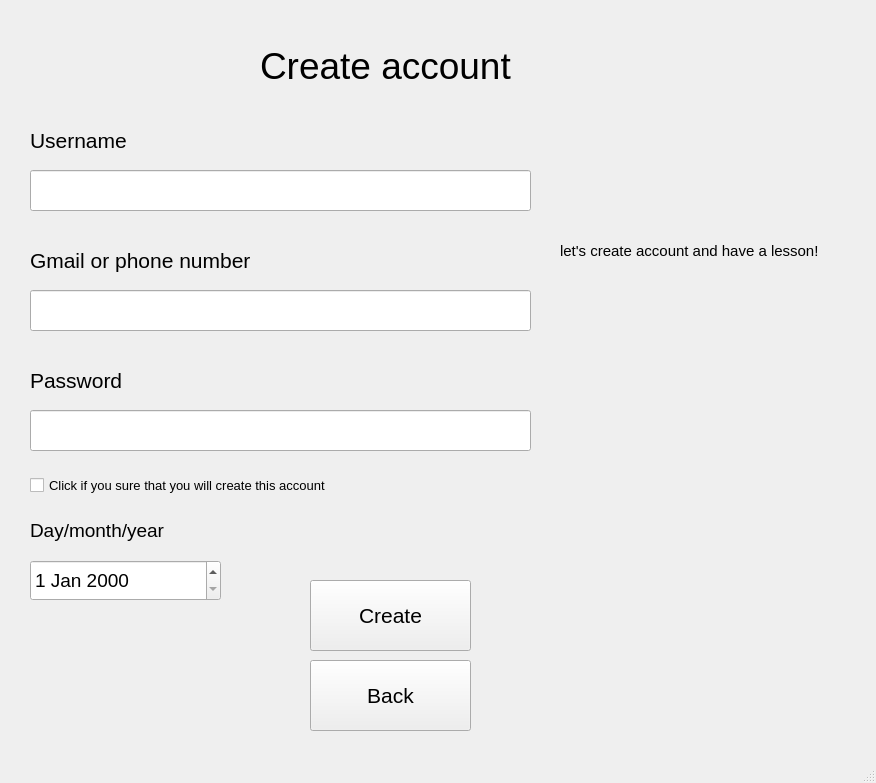
trongphuc1/TL-C4K-PTI01-, file SPCK/Gui/Createaccount.ui: the form before one commit.
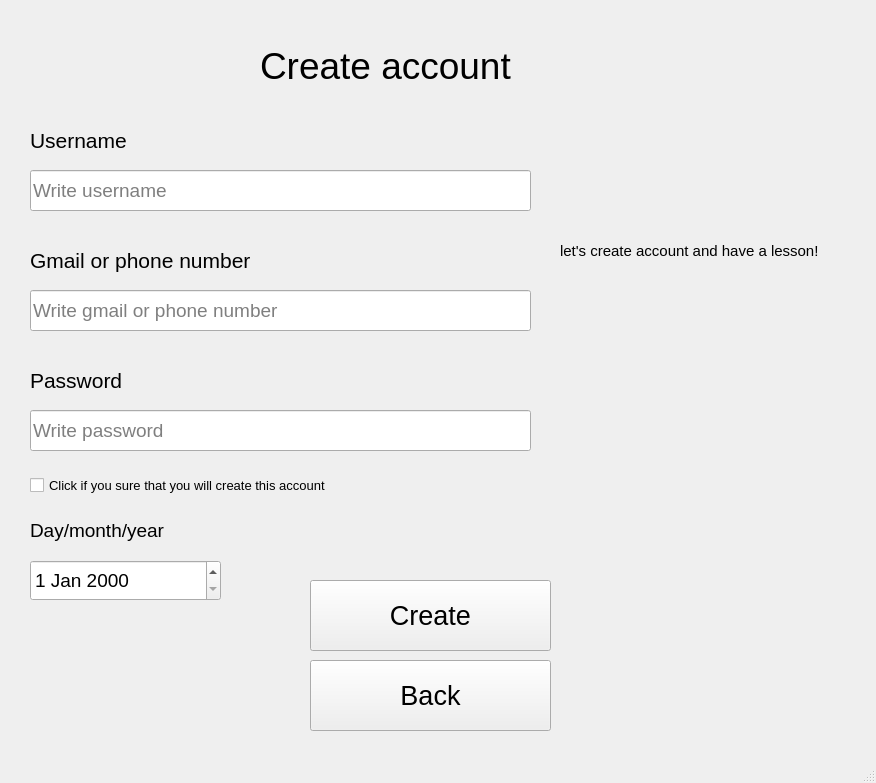
The form after the commit. Icons and pictures are not drawn.

What changed in the file:
```diff
--- a/SPCK/Gui/Createaccount.ui
+++ b/SPCK/Gui/Createaccount.ui
@@ -67,6 +67,9 @@
     <property name="text">
      <string/>
     </property>
+    <property name="placeholderText">
+     <string>Write username</string>
+    </property>
    </widget>
    <widget class="QLabel" name="label_3">
     <property name="geometry">
@@ -103,6 +106,9 @@
     <property name="text">
      <string/>
     </property>
+    <property name="placeholderText">
+     <string>Write gmail or phone number</string>
+    </property>
    </widget>
    <widget class="QLineEdit" name="lineEdit_3">
     <property name="geometry">
@@ -121,6 +127,9 @@
     <property name="text">
      <string/>
     </property>
+    <property name="placeholderText">
+     <string>Write password</string>
+    </property>
    </widget>
    <widget class="QLabel" name="label_4">
     <property name="geometry">
@@ -196,13 +205,13 @@
      <rect>
       <x>310</x>
       <y>580</y>
-      <width>161</width>
+      <width>241</width>
       <height>71</height>
      </rect>
     </property>
     <property name="font">
      <font>
-      <pointsize>16</pointsize>
+      <pointsize>20</pointsize>
      </font>
     </property>
     <property name="text">
@@ -214,13 +223,13 @@
      <rect>
       <x>310</x>
       <y>660</y>
-      <width>161</width>
+      <width>241</width>
       <height>71</height>
      </rect>
     </property>
     <property name="font">
      <font>
-      <pointsize>16</pointsize>
+      <pointsize>20</pointsize>
      </font>
     </property>
     <property name="text">
```
